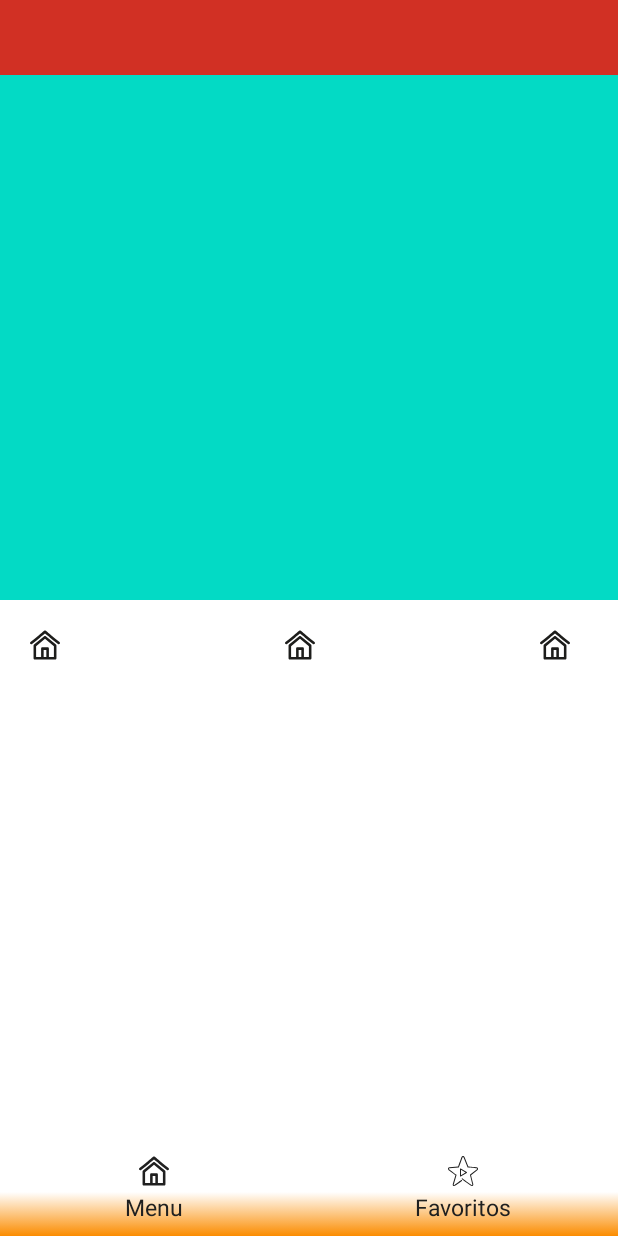
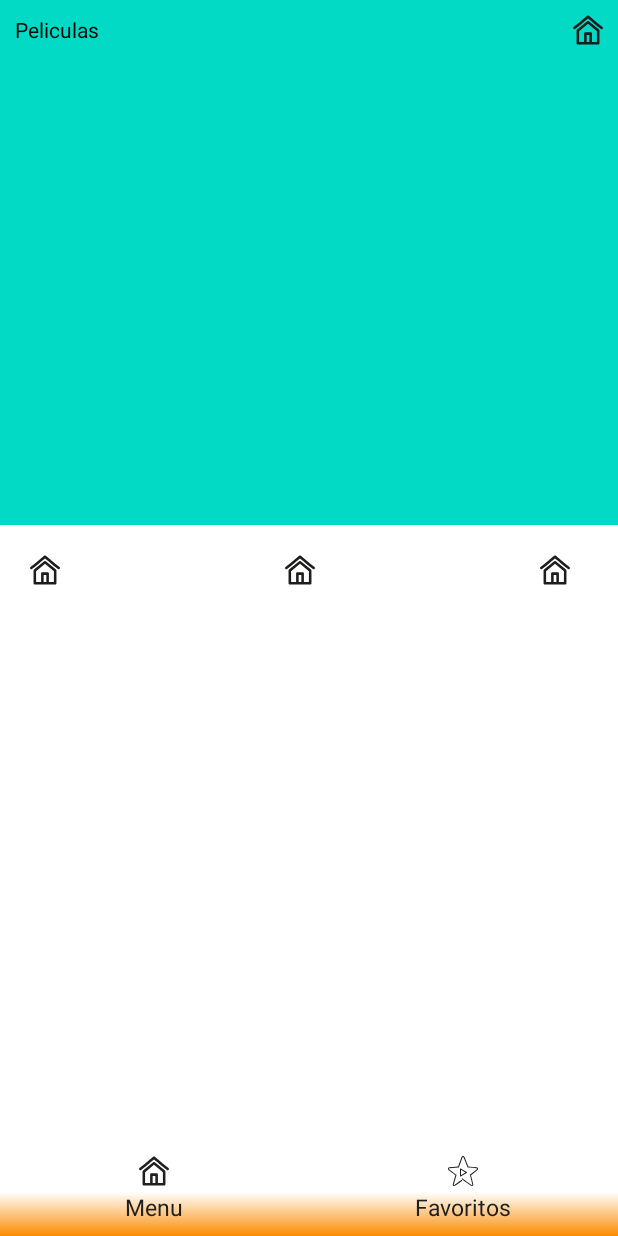
Before and after one commit to estarly07/Peliculas, an Android app: the screen it shows after launch (MainActivity), on a phone screen of 412 x 824 dp. Run offline under Robolectric (Android 15) with nearby library versions, the phone set to English and light mode, and no system bars; our stand-ins replace data binding; plain views replace RoundedImageView.

Commit message:
IMPLEMENTACION
- implementacion de toolbar

```diff
--- a/Peliculas/app/src/main/res/layout/fragment_list_movies.xml
+++ b/Peliculas/app/src/main/res/layout/fragment_list_movies.xml
@@ -8,6 +8,7 @@
         android:layout_height="match_parent"
         tools:context=".ui.listMovies.ListMoviesFragment">
 
+
         <include
             android:id="@+id/home"
             layout="@layout/home" />
@@ -15,5 +16,25 @@
         <include
             android:id="@+id/favorites"
             layout="@layout/favorites" />
+
+        <RelativeLayout
+            android:id="@+id/toolbar"
+            android:layout_width="match_parent"
+            android:layout_height="50dp"
+            android:layout_margin="@dimen/_10"
+           >
+
+            <TextView
+                android:layout_width="match_parent"
+                android:layout_height="wrap_content"
+                android:text="@string/app_name"
+                android:textColor="@color/black" />
+
+            <ImageView
+                android:layout_width="@dimen/_20"
+                android:layout_alignParentRight="true"
+                android:layout_height="@dimen/_20"
+                android:src="@drawable/ic_home" />
+        </RelativeLayout>
     </RelativeLayout>
 </layout>
--- a/Peliculas/app/src/main/res/layout/home.xml
+++ b/Peliculas/app/src/main/res/layout/home.xml
@@ -15,14 +15,7 @@
                 android:layout_height="match_parent"
                 android:orientation="vertical">
 
-                <LinearLayout
-                    android:layout_width="match_parent"
-                    android:layout_height="50dp"
-                    android:background="@color/navigation_icon_select"
-                    android:orientation="horizontal">
 
-
-                </LinearLayout>
 
                 <RelativeLayout
                     android:layout_width="match_parent"
```
